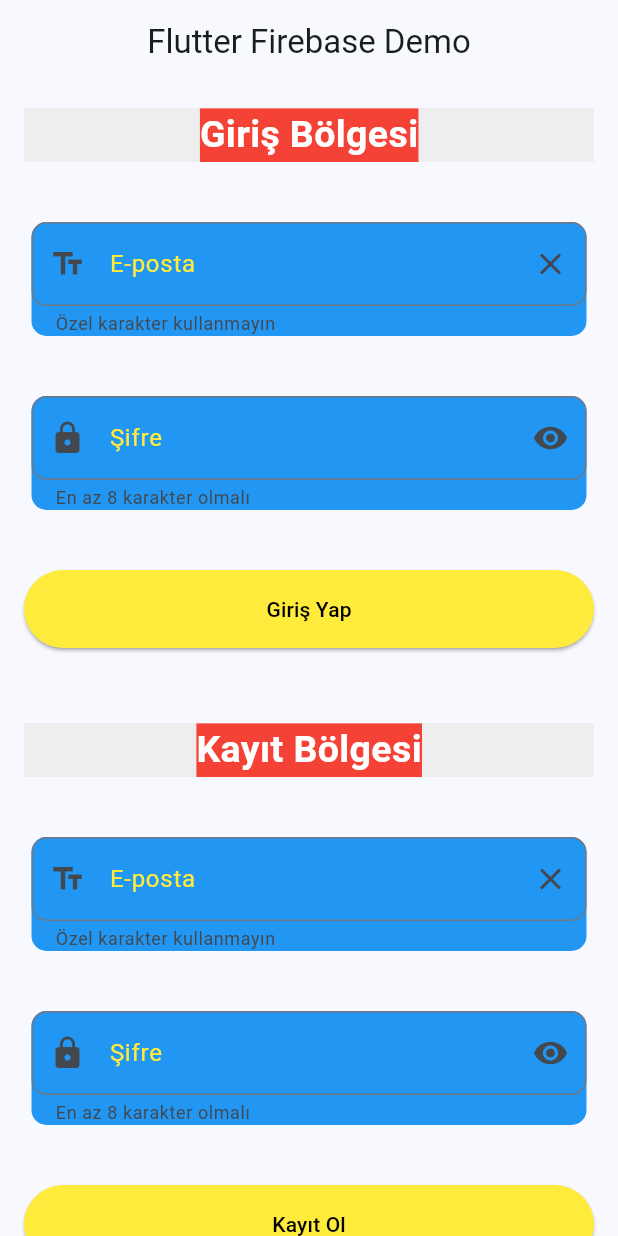
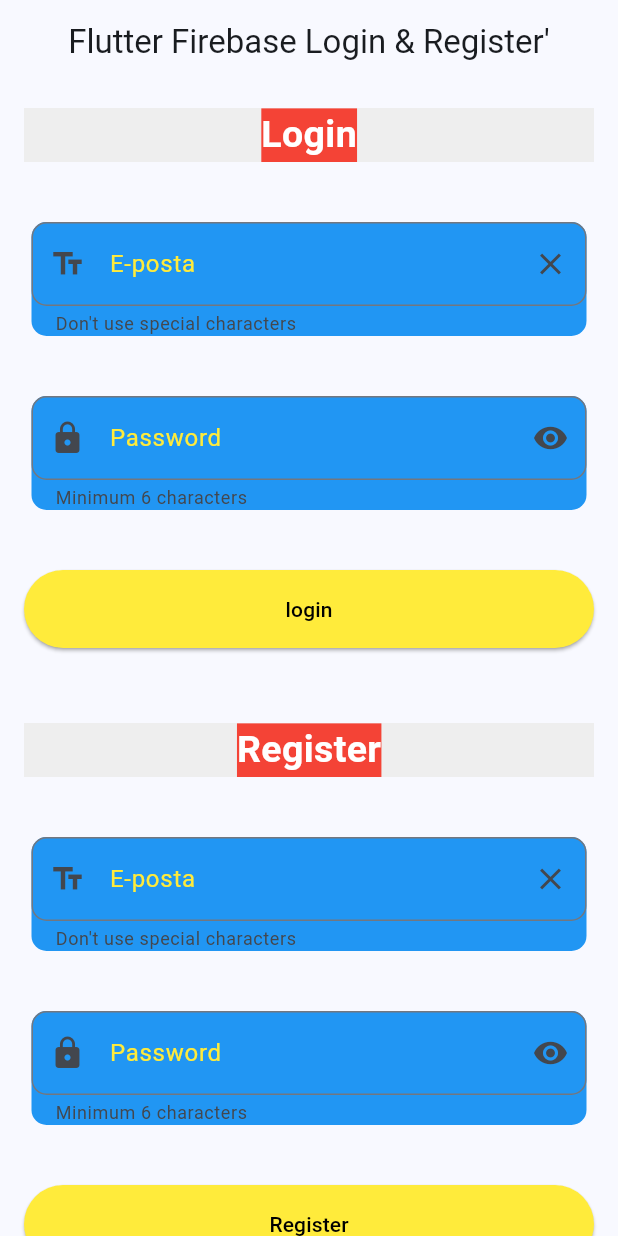
Before and after one commit to ricoglr/Firebase-Authentication-App, a Flutter app: the screen it shows after launch, on a phone screen of 412 x 824 dp. Run offline on Flutter 3.47's test engine with Material 3 defaults, Android fonts, the phone set to English and light mode, and no system bars; our stand-ins replace cloud_firestore, firebase_auth, firebase_core; accounts and stored records are empty.

Commit message:
first commit

```diff
--- a/lib/forms/login_form.dart
+++ b/lib/forms/login_form.dart
@@ -7,7 +7,6 @@ class LoginForm extends StatefulWidget {
   final VoidCallback onLoginSuccess;
 
   const LoginForm({super.key, required this.onLoginSuccess});
-
 
   @override
   State<LoginForm> createState() => _LoginFormState();
@@ -29,34 +28,35 @@ class _LoginFormState extends State<LoginForm> {
   Widget build(BuildContext context) {
     return Column(
       children: [
-        const CustomTitle(title: "Giriş Bölgesi"),
+        const CustomTitle(title: "Login"),
         const SizedBox(height: 40),
         CustomTextField(
           controller: emailController,
           label: "E-posta",
-          hint: "E-posta adresinizi giriniz",
+          hint: "Please enter your email",
           prefixIcon: const Icon(Icons.text_fields),
           suffixIcon: const Icon(Icons.clear),
-          helperText: 'Özel karakter kullanmayın',
+          helperText: 'Don\'t use special characters',
         ),
         const SizedBox(height: 40),
         CustomTextField(
           controller: passwordController,
-          label: "Şifre",
-          hint: "Şifrenizi girin",
+          label: "Password",
+          hint: "Please enter your password",
           prefixIcon: const Icon(Icons.lock),
           suffixIcon: const Icon(Icons.visibility),
-          helperText: 'En az 8 karakter olmalı',
+          helperText: 'Minimum 6 characters',
         ),
         const SizedBox(height: 40),
         ElevatedButton(
           onPressed: () async {
             try {
-              await authController.login(emailController.text, passwordController.text);
+              await authController.login(
+                  emailController.text, passwordController.text);
               widget.onLoginSuccess(); // Giriş başarılı olduğunda yönlendirme
             } catch (e) {
-              ScaffoldMessenger.of(context).showSnackBar(
-                  SnackBar(content: Text(e.toString())));
+              ScaffoldMessenger.of(context)
+                  .showSnackBar(SnackBar(content: Text(e.toString())));
             }
           },
           style: ElevatedButton.styleFrom(
@@ -66,7 +66,7 @@ class _LoginFormState extends State<LoginForm> {
             padding: const EdgeInsets.symmetric(vertical: 16.0),
             minimumSize: const Size(double.infinity, 50),
           ),
-          child: const Text("Giriş Yap"),
+          child: const Text("login"),
         ),
       ],
     );
--- a/lib/forms/register_form.dart
+++ b/lib/forms/register_form.dart
@@ -26,35 +26,36 @@ class _RegisterFormState extends State<RegisterForm> {
   Widget build(BuildContext context) {
     return Column(
       children: [
-        const CustomTitle(title: "Kayıt Bölgesi"),
+        const CustomTitle(title: "Register"),
         const SizedBox(height: 40),
         CustomTextField(
           controller: emailController,
           label: "E-posta",
-          hint: "E-posta adresiniz girin",
+          hint: "Please enter your email",
           prefixIcon: const Icon(Icons.text_fields),
           suffixIcon: const Icon(Icons.clear),
-          helperText: 'Özel karakter kullanmayın',
+          helperText: 'Don\'t use special characters',
         ),
         const SizedBox(height: 40),
         CustomTextField(
           controller: passwordController,
-          label: "Şifre",
-          hint: "Şifrenizi girin",
+          label: "Password",
+          hint: "Please enter your password",
           prefixIcon: const Icon(Icons.lock),
           suffixIcon: const Icon(Icons.visibility),
-          helperText: 'En az 8 karakter olmalı',
+          helperText: 'Minimum 6 characters',
         ),
         const SizedBox(height: 40),
         ElevatedButton(
           onPressed: () async {
             try {
-              await authController.register(emailController.text, passwordController.text);
+              await authController.register(
+                  emailController.text, passwordController.text);
               ScaffoldMessenger.of(context).showSnackBar(
                   const SnackBar(content: Text("Kayıt başarılı!")));
             } catch (e) {
-              ScaffoldMessenger.of(context).showSnackBar(
-                  SnackBar(content: Text(e.toString())));
+              ScaffoldMessenger.of(context)
+                  .showSnackBar(SnackBar(content: Text(e.toString())));
             }
           },
           style: ElevatedButton.styleFrom(
@@ -64,7 +65,7 @@ class _RegisterFormState extends State<RegisterForm> {
             padding: const EdgeInsets.symmetric(vertical: 16.0),
             minimumSize: const Size(double.infinity, 50),
           ),
-          child: const Text("Kayıt Ol"),
+          child: const Text("Register"),
         ),
       ],
     );
--- a/lib/main.dart
+++ b/lib/main.dart
@@ -2,7 +2,6 @@ import 'package:flutter/material.dart';
 import 'package:firebase_core/firebase_core.dart';
 
 import 'screens/HomeScreen.dart';
-
 
 void main() async {
   WidgetsFlutterBinding.ensureInitialized();
@@ -20,7 +19,7 @@ class MyApp extends StatelessWidget {
   Widget build(BuildContext context) {
     return MaterialApp(
       debugShowCheckedModeBanner: false, // Debug yazısını kaldırır
-      title: 'Flutter Firebase Demo',
+      title: 'Flutter Firebase Login & Register',
       theme: ThemeData(
         colorScheme: ColorScheme.fromSeed(seedColor: Colors.blue),
         useMaterial3: true,
--- a/lib/screens/HomeScreen.dart
+++ b/lib/screens/HomeScreen.dart
@@ -2,7 +2,6 @@ import 'package:flutter/material.dart';
 
 import '../forms/login_form.dart';
 import '../forms/register_form.dart';
-
 
 class MyHomePage extends StatelessWidget {
   const MyHomePage({super.key});
@@ -18,7 +17,7 @@ class MyHomePage extends StatelessWidget {
   Widget build(BuildContext context) {
     return Scaffold(
       appBar: AppBar(
-        title: const Text("Flutter Firebase Demo"),
+        title: const Text("Flutter Firebase Login & Register'"),
         centerTitle: true,
       ),
       body: SingleChildScrollView(
@@ -46,12 +45,12 @@ class HomePage extends StatelessWidget {
   Widget build(BuildContext context) {
     return Scaffold(
       appBar: AppBar(
-        title: const Text("Anasayfa"),
+        title: const Text("Home Page"),
         centerTitle: true,
       ),
       body: const Center(
         child: Text(
-          "Hoşgeldiniz! Başarılı bir şekilde giriş yaptınız.",
+          "Welcome! You are logged in.",
           style: TextStyle(fontSize: 18),
           textAlign: TextAlign.center,
         ),
```
